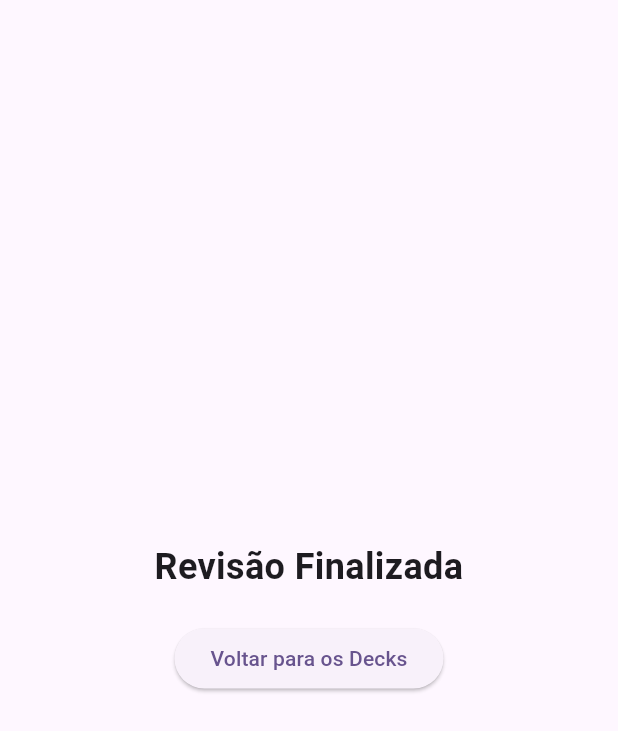
After one commit to vitorkasai/flash-learn-app-flutter, a Flutter app: the EndRevisionScreen screen opened directly, on a phone screen of 412 x 824 dp. The commit adds this screen. Shown: the top 731 px of the screen. Run offline on Flutter 3.47's test engine with Material 3 defaults, Android fonts, the phone set to English and light mode, and no system bars; our stand-ins replace dio; network calls fail.

Commit message:
revisio e end screen

```diff
--- a/flash-learn-fl/lib/repository/deck.dart
+++ b/flash-learn-fl/lib/repository/deck.dart
@@ -3,7 +3,7 @@ import 'package:flashlearnapp_fl/repository/card.dart';
 class Deck {
   final int id;
   final String category;
-  final List<Card> cards;
+  final List<CardDTO> cards;
 
   Deck({
     required this.id,
@@ -13,7 +13,7 @@ class Deck {
 
   factory Deck.fromJson(Map<String, dynamic> json) {
     var cardsJson = json['cards'] as List;
-    List<Card> cardList = cardsJson.map((cardJson) => Card.fromJson(cardJson)).toList();
+    List<CardDTO> cardList = cardsJson.map((cardJson) => CardDTO.fromJson(cardJson)).toList();
 
     return Deck(
       id: json['id'],
--- /dev/null
+++ b/flash-learn-fl/lib/views/endRevisionScreen.dart
@@ -0,0 +1,33 @@
+import 'package:flutter/material.dart';
+
+class EndRevisionScreen extends StatelessWidget {
+  final VoidCallback onBackToDecks;
+
+  const EndRevisionScreen({
+    Key? key,
+    required this.onBackToDecks,
+  }) : super(key: key);
+
+  @override
+  Widget build(BuildContext context) {
+    return Scaffold(
+      body: Center(
+        child: Column(
+          mainAxisSize: MainAxisSize.min,
+          children: [
+            const Text(
+              'Revisão Finalizada',
+              style: TextStyle(fontSize: 24, fontWeight: FontWeight.bold),
+              textAlign: TextAlign.center,
+            ),
+            const SizedBox(height: 20),
+            ElevatedButton(
+              onPressed: onBackToDecks,
+              child: const Text('Voltar para os Decks'),
+            ),
+          ],
+        ),
+      ),
+    );
+  }
+}
--- a/flash-learn-fl/lib/views/mainPage.dart
+++ b/flash-learn-fl/lib/views/mainPage.dart
@@ -13,7 +13,7 @@ class MainPage extends StatelessWidget {
       context,
       MaterialPageRoute(
         builder: (_) => ChangeNotifierProvider(
-          create: (_) => ChoiceDeckViewModel(ApiRepository()),  // Fornecendo o ViewModel
+          create: (_) => ChoiceDeckViewModel(ApiRepository()),
           child: ChoiceDeckScreen(
             onNavigateUp: () {
               Navigator.pop(context);
```
Also changed, not shown: flash-learn-fl/lib/repository/card.dart (+4 -4 lines), flash-learn-fl/lib/views/cardsRevisionScreen.dart (added, +118 -0 lines), flash-learn-fl/lib/views/choiceDeckScreen.dart (+11 -2 lines), 3 other files.
